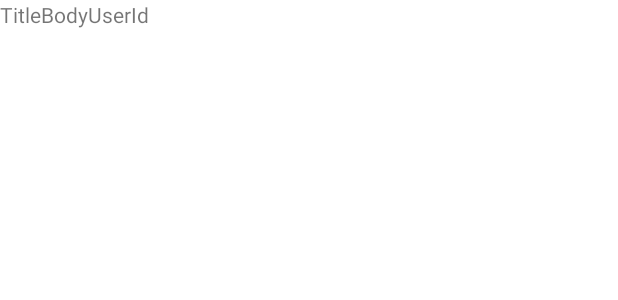
After one commit to MichaelJahns/fo-AndroidBuild, an Android app: the layout post_row.xml on its own in the app's theme, with its tools: preview values and no code run, on a phone screen of 412 x 824 dp. The commit adds this screen. Shown: the top 300 px of the screen. Run offline under Robolectric (Android 15) with nearby library versions, the phone set to English and light mode, and no system bars.

Commit message:
Roughs in the RV Adapter

```diff
--- /dev/null
+++ b/app/src/main/res/layout/post_row.xml
@@ -0,0 +1,26 @@
+<?xml version="1.0" encoding="utf-8"?>
+<androidx.constraintlayout.widget.ConstraintLayout
+    xmlns:android="http://schemas.android.com/apk/res/android" android:layout_width="match_parent"
+    android:layout_height="match_parent">
+
+    <LinearLayout
+        android:layout_width="match_parent"
+        android:layout_height="match_parent"
+        android:orientation="horizontal">
+        <TextView
+            android:id="@+id/tvPostTitle"
+            android:layout_width="wrap_content"
+            android:layout_height="wrap_content"
+            android:text="@string/post_title"/>
+        <TextView
+            android:id="@+id/tvPostBody"
+            android:layout_width="wrap_content"
+            android:layout_height="wrap_content"
+            android:text="@string/post_body"/>
+        <TextView
+            android:id="@+id/tvPostUserId"
+            android:layout_width="wrap_content"
+            android:layout_height="wrap_content"
+            android:text="@string/post_userId"/>
+    </LinearLayout>
+</androidx.constraintlayout.widget.ConstraintLayout>
--- a/app/src/main/res/values/strings.xml
+++ b/app/src/main/res/values/strings.xml
@@ -2,4 +2,7 @@
     <string name="app_name">First Orion Project</string>
     <!-- TODO: Remove or change this placeholder text -->
     <string name="posts_title">Posts</string>
+    <string name="post_title">Title</string>
+    <string name="post_body">Body</string>
+    <string name="post_userId">UserId</string>
 </resources>
```
Also changed, not shown: app/src/main/java/com/firstorion/project/ui/post/PostsRVAdapter.kt (+15 -5 lines).
